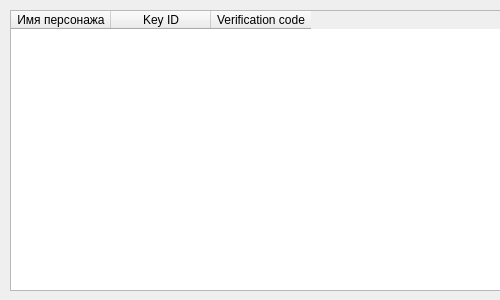
This is managecharacters.ui in Acceleratore/Project-Eve-Trade as Qt 5 draws it before an edit; both pictures show x 0 to 500 and y 0 to 300 of the 800 by 300 pixel window. The edited form follows.
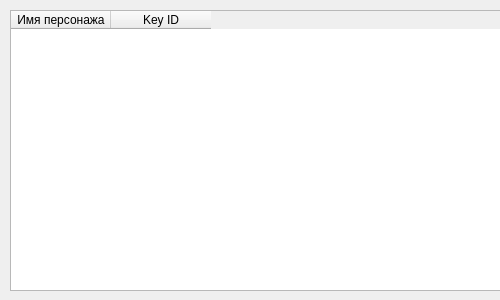
This is the edited form.

Patch:
```diff
--- a/managecharacters.ui
+++ b/managecharacters.ui
@@ -38,11 +38,6 @@
      <string>Key ID</string>
     </property>
    </column>
-   <column>
-    <property name="text">
-     <string>Verification code</string>
-    </property>
-   </column>
   </widget>
   <widget class="QPushButton" name="pushButton_add">
    <property name="geometry">
```
